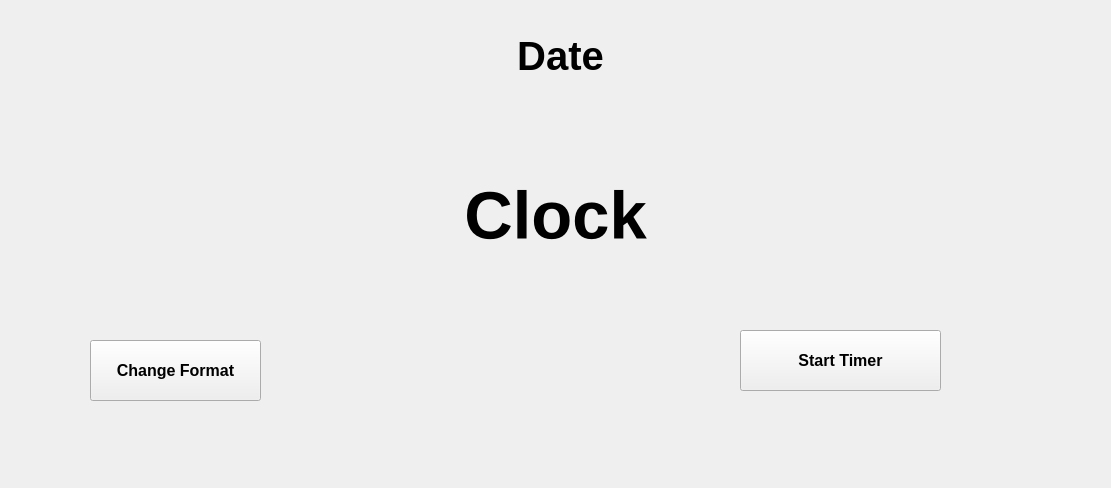
Above: clockwindow.ui from Pennelli02/Timer before the change. Below: the same form after it.
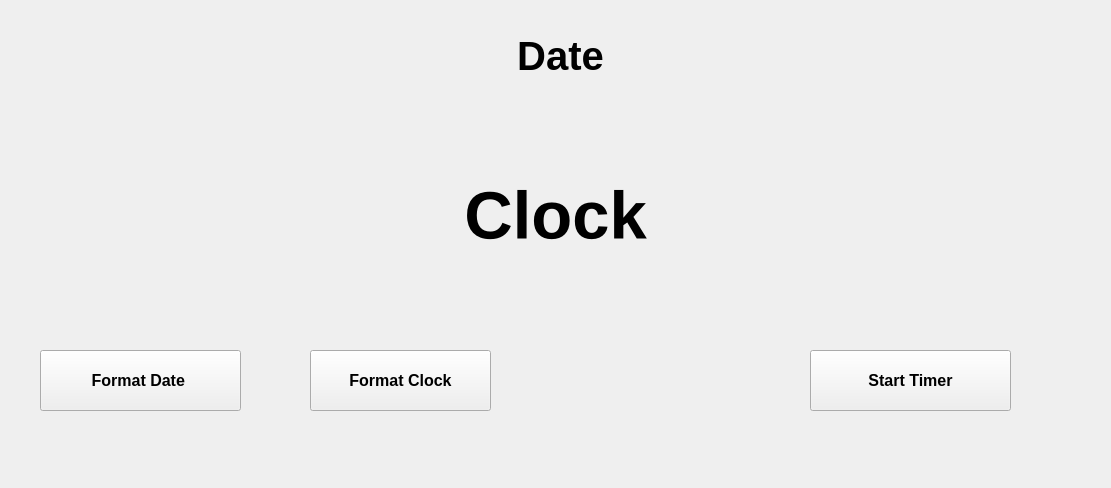
That is the form after the change.

Commit message: implementation of change clock format

Patch:
```diff
--- a/clockwindow.ui
+++ b/clockwindow.ui
@@ -60,9 +60,9 @@
   <widget class="QPushButton" name="changeFormat">
    <property name="geometry">
     <rect>
-     <x>90</x>
-     <y>340</y>
-     <width>171</width>
+     <x>40</x>
+     <y>350</y>
+     <width>201</width>
      <height>61</height>
     </rect>
    </property>
@@ -73,14 +73,14 @@
     </font>
    </property>
    <property name="text">
-    <string>Change Format</string>
+    <string>Format Date </string>
    </property>
   </widget>
   <widget class="QPushButton" name="pushButton">
    <property name="geometry">
     <rect>
-     <x>740</x>
-     <y>330</y>
+     <x>810</x>
+     <y>350</y>
      <width>201</width>
      <height>61</height>
     </rect>
@@ -95,6 +95,25 @@
     <string>Start Timer</string>
    </property>
   </widget>
+  <widget class="QPushButton" name="clockFormat">
+   <property name="geometry">
+    <rect>
+     <x>310</x>
+     <y>350</y>
+     <width>181</width>
+     <height>61</height>
+    </rect>
+   </property>
+   <property name="font">
+    <font>
+     <pointsize>12</pointsize>
+     <bold>true</bold>
+    </font>
+   </property>
+   <property name="text">
+    <string>Format Clock</string>
+   </property>
+  </widget>
  </widget>
  <resources/>
  <connections/>
```
The commit also changes 12 other files.
